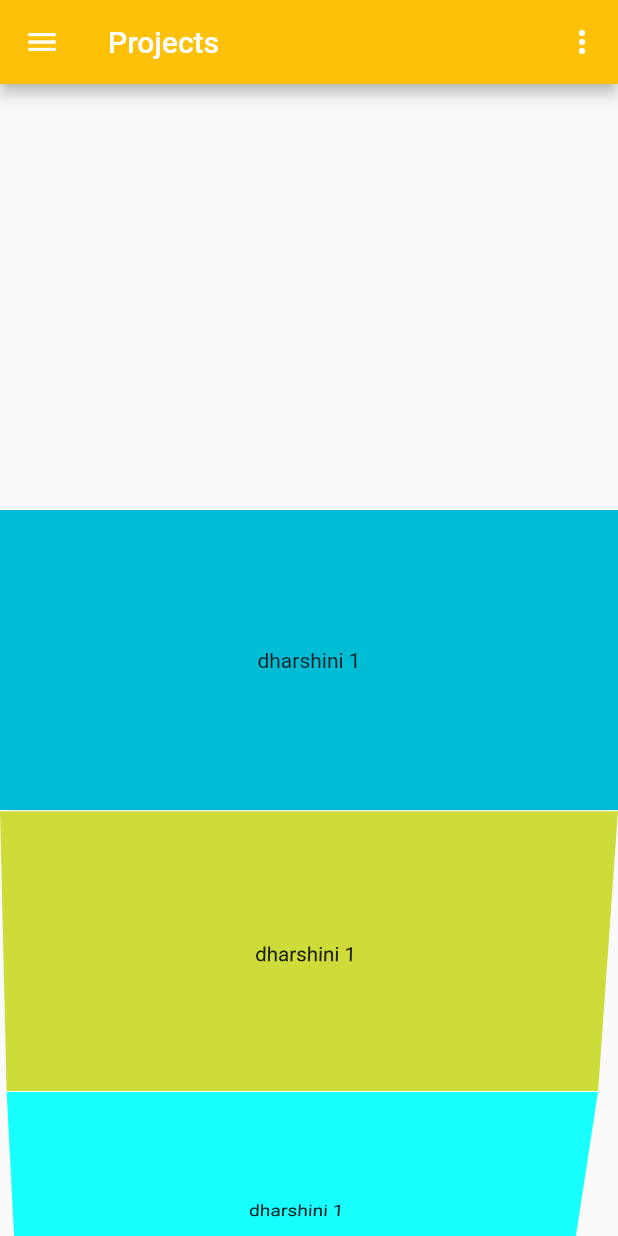
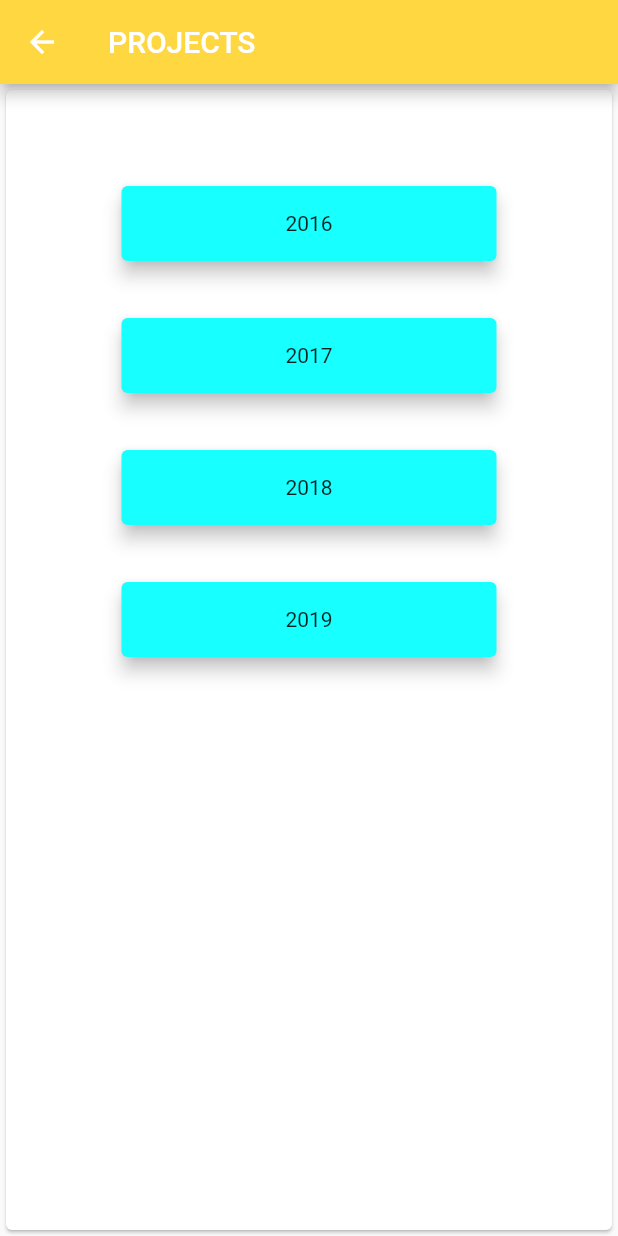
Before and after one commit to dharshini28/Scientfinal, a Flutter app: the screen it shows after launch, after a tap on the "menu" icon, after a tap on "Projects", on a phone screen of 412 x 824 dp. Run offline on Flutter 3.47's test engine with Material 2 defaults, Android fonts, the phone set to English and light mode, and no system bars; our stand-ins replace carousel_pro.

Commit message:
2ndCommit

```diff
--- /dev/null
+++ b/lib/Projectsyear.dart
@@ -0,0 +1,106 @@
+import 'package:flutter/cupertino.dart';
+import 'package:flutter/material.dart';
+
+import 'Yearwiseprojectsdisplay.dart';
+
+void main() =>
+    runApp(MaterialApp(title: 'Navigation Basics', home: Projectsyear()));
+
+class Projectsyear extends StatelessWidget {
+  @override
+  Widget build(BuildContext context) {
+    return Scaffold(
+      appBar: AppBar(
+        title: Text('PROJECTS'),
+        backgroundColor: Colors.amberAccent,
+      ),
+      body: Card(
+        child: SizedBox(
+          width: 800,
+          child: new Column(
+            mainAxisAlignment: MainAxisAlignment.start,
+            crossAxisAlignment: CrossAxisAlignment.center,
+            children: <Widget>[
+              SizedBox(height: 60),
+              Card(
+                child: InkWell(
+                  onTap: () {
+                    Navigator.push(
+                        context,
+                        MaterialPageRoute(
+                          builder: (context) => Yearwiseprojectsdisplay(),
+                        ));
+                  },
+                  child: Container(
+                    child: Center(child: new Text('2016')),
+                    width: 250,
+                    height: 50,
+                  ),
+                ),
+                color: Colors.cyanAccent,
+                elevation: 5,
+              ),
+              SizedBox(height: 30),
+              Card(
+                child: InkWell(
+                  onTap: () {
+                    Navigator.push(
+                        context,
+                        MaterialPageRoute(
+                          builder: (context) => Yearwiseprojectsdisplay(),
+                        ));
+                  },
+                  child: Container(
+                    child: Center(child: new Text('2017')),
+                    width: 250,
+                    height: 50,
+                  ),
+                ),
+                color: Colors.cyanAccent,
+                elevation: 5,
+              ),
+              SizedBox(height: 30),
+              Card(
+                child: InkWell(
+                  onTap: () {
+                    Navigator.push(
+                        context,
+                        MaterialPageRoute(
+                          builder: (context) => Yearwiseprojectsdisplay(),
+                        ));
+                  },
+                  child: Container(
+                    child: Center(child: new Text('2018')),
+                    width: 250,
+                    height: 50,
+                  ),
+                ),
+                color: Colors.cyanAccent,
+                elevation: 5,
+              ),
+              SizedBox(height: 30),
+              Card(
+                child: InkWell(
+                  onTap: () {
+                    Navigator.push(
+                        context,
+                        MaterialPageRoute(
+                          builder: (context) => Yearwiseprojectsdisplay(),
+                        ));
+                  },
+                  child: Container(
+                    child: Center(child: new Text('2019')),
+                    width: 250,
+                    height: 50,
+                  ),
+                ),
+                color: Colors.cyanAccent,
+                elevation: 5,
+              ),
+            ],
+          ),
+        ),
+      ),
+    );
+  }
+}
--- a/lib/main.dart
+++ b/lib/main.dart
@@ -1,13 +1,22 @@
 import 'package:flutter/cupertino.dart';
 import 'package:flutter/material.dart';
+import 'package:flutterappfour/Contacts.dart';
 import 'package:flutterappfour/ImageCarousel.dart';
-import 'package:flutterappfour/gridview.dart';
-import 'package:flutterappfour/listview.dart';
-import 'package:flutterappfour/newlistview.dart';
+import 'package:flutterappfour/Projectsyear.dart';
+import 'package:flutterappfour/Tools.dart';
 
 void main() => runApp(MyApp());
 enum WhyFarther { harder, smarter, selfStarter, tradingCharter }
 var _scaffoldKey = new GlobalKey<ScaffoldState>();
+List<String> numbers = [
+  'RMI',
+  'Spider',
+  'Delta',
+  'DC',
+  'Hive',
+  'ThreeD',
+  'SCient'
+];
 
 class MyApp extends StatelessWidget {
   @override
@@ -42,13 +51,42 @@ class _MyHomePageState extends State<MyHomePage> {
           leading: new IconButton(
               icon: new Icon(Icons.menu),
               onPressed: () => _scaffoldKey.currentState.openDrawer())),
-      body: Center(
-        child: Container(
+      body: Container(
+        child: new Column(children: <Widget>[
+          Container(
             height: 200,
             child: Center(child: ImageCarousel()),
           ),
+          Container(
+            padding: EdgeInsets.symmetric(horizontal: 16.0, vertical: 24.0),
+            height: MediaQuery.of(context).size.height * 0.35,
+            child: ListView.builder(
+                scrollDirection: Axis.horizontal,
+                itemCount: numbers.length,
+                itemBuilder: (context, index) {
+                  return Container(
+                    width: MediaQuery.of(context).size.width * 0.6,
+                    child: Card(
+                      color: Colors.blue,
+                      child: Container(
+                        child: Center(
+                            child: Text(
+                          numbers[index].toString(),
+                          style: TextStyle(color: Colors.white, fontSize: 36.0),
+                        )),
                       ),
-      drawer: Drawer(
+                    ),
+                  );
+                }),
+          ),
+        ]),
+      ),
+      drawer: Theme(
+        data: Theme.of(context).copyWith(
+          canvasColor:
+              Colors.amber, //This will change the drawer background to blue.
+        ),
+        child: Drawer(
           child: ListView(
             // Important: Remove any padding from the ListView.
             padding: EdgeInsets.zero,
@@ -72,49 +110,69 @@ class _MyHomePageState extends State<MyHomePage> {
               ),
               ListTile(
                 leading: Icon(Icons.insert_drive_file),
+                trailing: GestureDetector(
+                  behavior: HitTestBehavior.translucent,
+                  child: Container(
+                    width: 48,
+                    height: 48,
+                    padding: EdgeInsets.symmetric(vertical: 4.0),
+                    alignment: Alignment.center,
+                  ),
+                ),
                 title: Text('Projects'),
                 onTap: () {
                   {
                     Navigator.push(
                       context,
-                    MaterialPageRoute(builder: (context) => listview()),
+                      MaterialPageRoute(builder: (context) => Projectsyear()),
                     );
                   }
                 },
               ),
               ListTile(
                 leading: Icon(Icons.contact_mail),
-              title: Text('Contacts'),
-              onTap: () {
-                Navigator.pop(context);
-              },
+                trailing: GestureDetector(
+                  behavior: HitTestBehavior.translucent,
+                  child: Container(
+                    width: 48,
+                    height: 48,
+                    padding: EdgeInsets.symmetric(vertical: 4.0),
+                    alignment: Alignment.center,
                   ),
-            ListTile(
-              leading: Icon(Icons.headset),
-              title: Text('Projects'),
+                ),
+                title: Text('Contact'),
                 onTap: () {
                   {
                     Navigator.push(
                       context,
-                    MaterialPageRoute(builder: (context) => newlistview()),
+                      MaterialPageRoute(builder: (context) => Contacts()),
                     );
                   }
                 },
               ),
               ListTile(
                 leading: Icon(Icons.pan_tool),
-              title: Text('Tools',
-                  style: TextStyle(fontWeight: FontWeight.bold, fontSize: 20)),
+                trailing: GestureDetector(
+                  behavior: HitTestBehavior.translucent,
+                  child: Container(
+                    width: 48,
+                    height: 48,
+                    padding: EdgeInsets.symmetric(vertical: 4.0),
+                    alignment: Alignment.center,
+                  ),
+                ),
+                title: Text('Tools'),
                 onTap: () {
                   {
                     Navigator.push(
                       context,
-                    MaterialPageRoute(builder: (context) => MyTabbedPage()),
+                      MaterialPageRoute(builder: (context) => Tools()),
                     );
                   }
                 },
               ),
             ],
+          ),
         ),
       ),
     );
```
Also changed, not shown: lib/Contacts.dart (added, +17 -0 lines), lib/Tools.dart (added, +288 -0 lines), lib/Yearwiseprojectsdisplay.dart (added, +163 -0 lines), assets/images/imagestool/image1.jpg (added), assets/images/imagestool/image10.jpg (added), assets/images/imagestool/image2.jpg (added), assets/images/imagestool/image3.jpg (added), assets/images/imagestool/image4.jpg (added), assets/images/imagestool/image5.jpg (added), assets/images/imagestool/image6.jpg (added), assets/images/imagestool/image7.jpg (added), assets/images/imagestool/image8.jpg (added), assets/images/imagestool/image9.jpg (added). Lines whose indentation alone changed are shown as unchanged.
